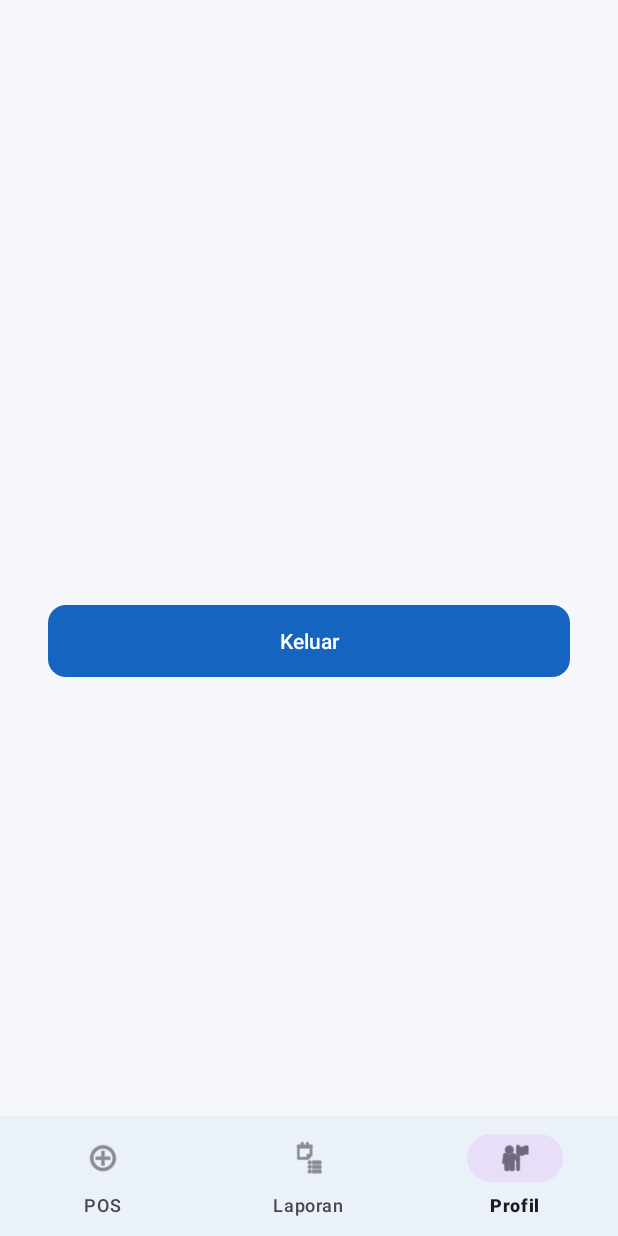
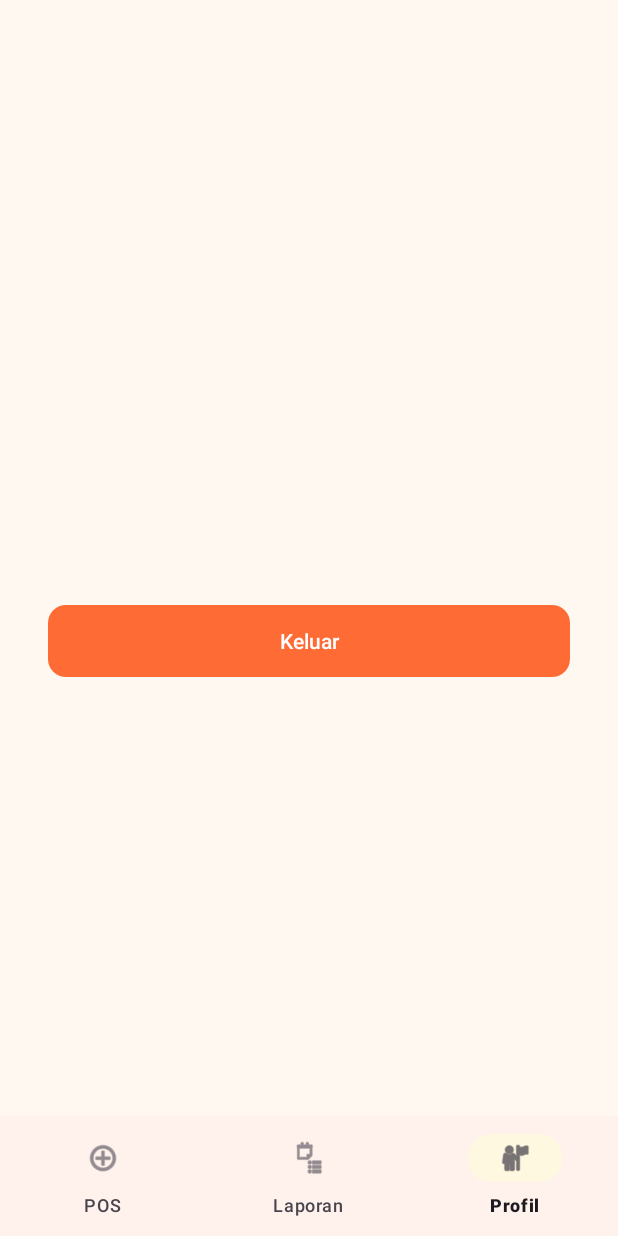
Before and after one commit to muhammad-rapi/MiePos, an Android app: the screen it shows after launch once a user with an empty profile is signed in (MainActivity), item 3 of the bottom bar chosen, on a phone screen of 412 x 824 dp. Run offline under Robolectric (Android 15) with nearby library versions, the phone set to English and light mode, and no system bars; our stand-ins replace Firebase (no records; nobody signed in at launch, a user with empty details on screens opened directly).

Commit message:
chore: add dependencies and warm vibrant theme
Co-Authored-By: Claude Sonnet 4.6 <noreply@anthropic.com>

```diff
--- a/app/build.gradle
+++ b/app/build.gradle
@@ -49,6 +49,11 @@ dependencies {
     implementation 'com.github.bumptech.glide:glide:4.16.0'
     annotationProcessor 'com.github.bumptech.glide:compiler:4.16.0'
 
+    // Chart
+    implementation 'com.github.PhilJay:MPAndroidChart:v3.1.0'
+    // Thermal Printer ESC/POS
+    implementation 'com.github.anastaciocintra:escpos-coffee:v4.0.0'
+
     testImplementation 'junit:junit:4.13.2'
     androidTestImplementation 'androidx.test.ext:junit:1.2.1'
     androidTestImplementation 'androidx.test.espresso:espresso-core:3.6.1'
--- a/app/src/main/res/values/colors.xml
+++ b/app/src/main/res/values/colors.xml
@@ -1,15 +1,21 @@
 <?xml version="1.0" encoding="utf-8"?>
 <resources>
-    <color name="primary">#1565C0</color>
-    <color name="primary_dark">#0D47A1</color>
-    <color name="primary_light">#42A5F5</color>
-    <color name="accent">#FF6F00</color>
-    <color name="background">#F5F7FA</color>
+    <color name="primary">#FF6B35</color>
+    <color name="primary_dark">#E85D2B</color>
+    <color name="primary_light">#FFAA80</color>
+    <color name="secondary">#FFB800</color>
+    <color name="secondary_dark">#E0A000</color>
+    <color name="accent">#E84545</color>
+    <color name="background">#FFF8F0</color>
     <color name="surface">#FFFFFF</color>
     <color name="on_primary">#FFFFFF</color>
-    <color name="text_primary">#212121</color>
+    <color name="text_primary">#1A1A1A</color>
     <color name="text_secondary">#757575</color>
-    <color name="divider">#E0E0E0</color>
+    <color name="divider">#FFE4CC</color>
     <color name="success">#2E7D32</color>
     <color name="error">#C62828</color>
+    <color name="card_orange">#FFF3EC</color>
+    <color name="card_green">#E8F5E9</color>
+    <color name="card_blue">#E3F2FD</color>
+    <color name="card_yellow">#FFF8E1</color>
 </resources>
--- a/app/src/main/res/values/themes.xml
+++ b/app/src/main/res/values/themes.xml
@@ -2,12 +2,14 @@
 <resources>
     <style name="Theme.MiePos" parent="Theme.Material3.Light.NoActionBar">
         <item name="colorPrimary">@color/primary</item>
-        <item name="colorPrimaryContainer">@color/primary_dark</item>
-        <item name="colorOnPrimaryContainer">@color/on_primary</item>
+        <item name="colorPrimaryContainer">@color/primary_light</item>
+        <item name="colorOnPrimaryContainer">@color/text_primary</item>
         <item name="colorOnPrimary">@color/on_primary</item>
-        <item name="colorSecondary">@color/accent</item>
+        <item name="colorSecondary">@color/secondary</item>
+        <item name="colorSecondaryContainer">@color/card_yellow</item>
         <item name="android:colorBackground">@color/background</item>
         <item name="colorSurface">@color/surface</item>
+        <item name="colorError">@color/error</item>
     </style>
 
     <style name="Theme.MiePos.Splash" parent="Theme.MiePos">
--- a/settings.gradle
+++ b/settings.gradle
@@ -10,6 +10,7 @@ dependencyResolutionManagement {
     repositories {
         google()
         mavenCentral()
+        maven { url 'https://jitpack.io' }
     }
 }
 
```
Also changed, not shown: app/src/main/AndroidManifest.xml (+7 -0 lines).
